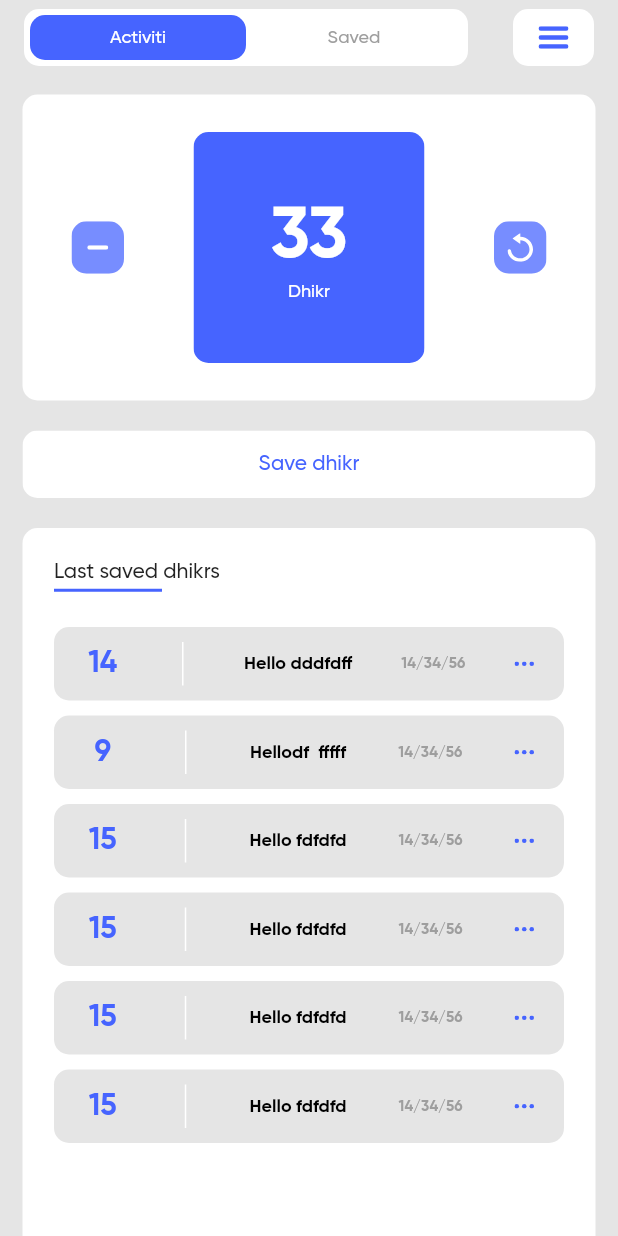
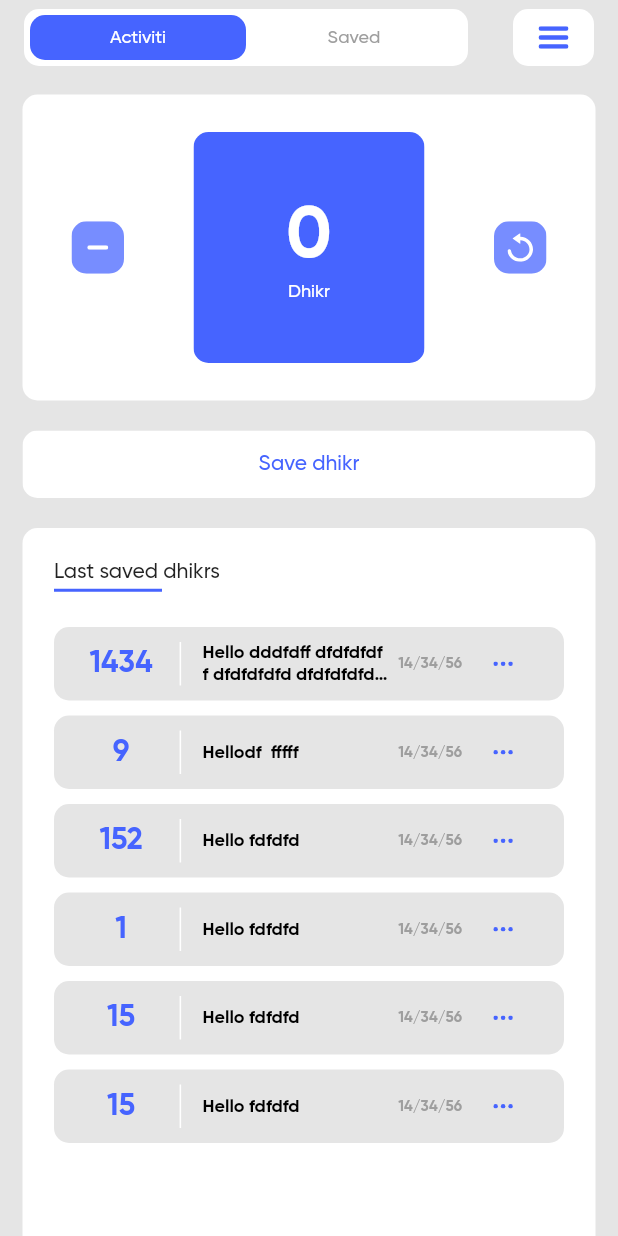
Before and after one commit to evgeniyburovik/tasbeeh, a Flutter app: the screen it shows after launch, on a phone screen of 412 x 824 dp. Run offline on Flutter 3.47's test engine with Material 2 defaults, Android fonts, the phone set to English and light mode, and no system bars; our stand-ins replace flutter_svg, sizer.

Commit message:
Count functions

```diff
--- a/lib/main.dart
+++ b/lib/main.dart
@@ -1,4 +1,5 @@
 import 'package:flutter/material.dart';
+import 'package:sizer/sizer.dart';
 import 'pages/home_page.dart';
 
 void main() {
@@ -10,6 +11,7 @@ class MyApp extends StatelessWidget {
 
   @override
   Widget build(BuildContext context) {
+    return Sizer(builder: (context, orientation, deviceType) {
       return MaterialApp(
         debugShowCheckedModeBanner: false,
         title: 'Tasbeeh',
@@ -18,5 +20,6 @@ class MyApp extends StatelessWidget {
         ),
         home: const HomePage(),
       );
+    });
   }
 }
--- a/lib/pages/home_page.dart
+++ b/lib/pages/home_page.dart
@@ -9,6 +9,29 @@ class HomePage extends StatefulWidget {
 }
 
 class _HomePageState extends State<HomePage> {
+  int counter = 0;
+
+  void increment() {
+    setState(() {
+      counter++;
+      print(counter);
+    });
+  }
+
+  void decrement() {
+    if (counter > 0) {
+      setState(() {
+        counter--;
+      });
+    }
+  }
+
+  void reset() {
+    setState(() {
+      counter = 0;
+    });
+  }
+
   @override
   Widget build(BuildContext context) {
     return Scaffold(
@@ -21,12 +44,17 @@ class _HomePageState extends State<HomePage> {
           child: Column(
             children: [
               // Dhikr панель
-              const DhikrPanel(),
+              DhikrPanel(
+                text: counter.toString(),
+                onTapIncrement: increment,
+                onTapReset: reset,
+                nTapDecrement: decrement,
+              ),
               const SizedBox(height: 20),
               // Кнопка сохранения dhikr
-              const CustomBotton(
+              CustomBotton(
                 color: whiteColor,
-                body: Text(
+                body: const Text(
                   'Save dhikr',
                   style: TextStyle(
                     color: deepBlueButtonColor,
@@ -34,6 +62,7 @@ class _HomePageState extends State<HomePage> {
                   ),
                 ),
                 height: 45,
+                onTap: () {},
               ),
               const SizedBox(height: 20),
               // список сохраненных dhikr
@@ -65,19 +94,20 @@ class _HomePageState extends State<HomePage> {
                           child: ListView(
                             children: [
                               DhikrTile(
-                                  sumDhikr: '14',
-                                  nameDhikr: 'Hello dddfdff',
+                                  sumDhikr: '1434',
+                                  nameDhikr:
+                                      'Hello dddfdff dfdfdfdf f dfdfdfdfd dfdfdfdfdf  dfdfdfd',
                                   dateDhikr: '14/34/56'),
                               DhikrTile(
                                   sumDhikr: '9',
                                   nameDhikr: 'Hellodf  fffff',
                                   dateDhikr: '14/34/56'),
                               DhikrTile(
-                                  sumDhikr: '15',
+                                  sumDhikr: '152',
                                   nameDhikr: 'Hello fdfdfd',
                                   dateDhikr: '14/34/56'),
                               DhikrTile(
-                                  sumDhikr: '15',
+                                  sumDhikr: '1',
                                   nameDhikr: 'Hello fdfdfd',
                                   dateDhikr: '14/34/56'),
                               DhikrTile(
--- a/lib/widgets/custom_appbar.dart
+++ b/lib/widgets/custom_appbar.dart
@@ -21,7 +21,7 @@ class CostomAppBar extends StatelessWidget implements PreferredSizeWidget {
               ),
               padding: const EdgeInsets.all(4),
               height: 38,
-              child: const Row(
+              child: Row(
                 children: [
                   // Кнопки навигации
                   Expanded(
@@ -34,6 +34,7 @@ class CostomAppBar extends StatelessWidget implements PreferredSizeWidget {
                           fontSize: 12,
                         ),
                       ),
+                      onTap: () {},
                     ),
                   ),
                   Expanded(
@@ -46,6 +47,7 @@ class CostomAppBar extends StatelessWidget implements PreferredSizeWidget {
                           fontSize: 12,
                         ),
                       ),
+                      onTap: () {},
                     ),
                   ),
                 ],
@@ -58,6 +60,7 @@ class CostomAppBar extends StatelessWidget implements PreferredSizeWidget {
             width: 54,
             height: 38,
             body: SvgPicture.asset('assets/icon/burger_menu.svg'),
+            onTap: () {},
           )
         ],
       ),
--- a/lib/widgets/custom_botton.dart
+++ b/lib/widgets/custom_botton.dart
@@ -5,6 +5,7 @@ class CustomBotton extends StatelessWidget {
   final double? width;
   final Color color;
   final Widget body;
+  final void Function()? onTap;
 
   const CustomBotton({
     super.key,
@@ -12,6 +13,7 @@ class CustomBotton extends StatelessWidget {
     this.height,
     required this.color,
     required this.body,
+    required this.onTap,
   });
 
   @override
@@ -21,7 +23,7 @@ class CustomBotton extends StatelessWidget {
       child: Material(
         color: color,
         child: InkWell(
-          onTap: () {},
+          onTap: onTap,
           child: Container(
             alignment: Alignment.center,
             height: height,
--- a/lib/widgets/dhikr_panel.dart
+++ b/lib/widgets/dhikr_panel.dart
@@ -1,10 +1,18 @@
 import 'package:flutter/material.dart';
-
 import 'widgets.dart';
 
 class DhikrPanel extends StatelessWidget {
+  final String text;
+  final void Function()? onTapIncrement;
+  final void Function()? onTapReset;
+  final void Function()? nTapDecrement;
+
   const DhikrPanel({
     super.key,
+    required this.text,
+    required this.onTapIncrement,
+    required this.onTapReset,
+    required this.nTapDecrement,
   });
 
   @override
@@ -22,10 +30,11 @@ class DhikrPanel extends StatelessWidget {
             height: 35,
             width: 35,
             body: SvgPicture.asset('assets/icon/decrement.svg'),
+            onTap: nTapDecrement,
           ),
           const SizedBox(width: 31),
           // Количество dhikl
-          const CustomBotton(
+          CustomBotton(
             color: deepBlueButtonColor,
             width: 154,
             height: 154,
@@ -33,7 +42,7 @@ class DhikrPanel extends StatelessWidget {
               mainAxisAlignment: MainAxisAlignment.center,
               children: [
                 Text(
-                  '33',
+                  text,
                   style: TextStyle(
                     color: whiteColor,
                     fontSize: 48,
@@ -49,6 +58,7 @@ class DhikrPanel extends StatelessWidget {
                 ),
               ],
             ),
+            onTap: onTapIncrement,
           ),
           const SizedBox(width: 31),
           // Кнопка инкремента
@@ -57,6 +67,7 @@ class DhikrPanel extends StatelessWidget {
             height: 35,
             width: 35,
             body: SvgPicture.asset('assets/icon/increment.svg'),
+            onTap: onTapReset,
           ),
         ],
       ),
--- a/lib/widgets/dhikrtile.dart
+++ b/lib/widgets/dhikrtile.dart
@@ -1,6 +1,6 @@
 import 'package:flutter/material.dart';
-import 'package:flutter_svg/flutter_svg.dart';
-import 'package:tasbeeh/widgets/constants.dart';
+import 'package:sizer/sizer.dart';
+import 'package:tasbeeh/widgets/widgets.dart';
 
 class DhikrTile extends StatelessWidget {
   final String sumDhikr;
@@ -27,8 +27,8 @@ class DhikrTile extends StatelessWidget {
       child: Row(
         mainAxisAlignment: MainAxisAlignment.spaceBetween,
         children: [
-          Container(
-            width: 25,
+          SizedBox(
+            width: 12.w,
             child: Center(
               child: Text(
                 sumDhikr,
@@ -46,12 +46,17 @@ class DhikrTile extends StatelessWidget {
             endIndent: 10,
             color: whiteColor,
           ),
-          Text(
-            nameDhikr,
-            style: TextStyle(
-              color: Colors.black,
-              fontSize: 12,
-              fontWeight: FontWeight.bold,
+          SizedBox(
+            width: 30.w,
+            child: Text(
+              nameDhikr,
+              maxLines: 2,
+              overflow: TextOverflow.ellipsis,
+              style: TextStyle(
+                color: Colors.black,
+                fontSize: 12,
+                fontWeight: FontWeight.bold,
+              ),
             ),
           ),
           Text(
@@ -62,7 +67,12 @@ class DhikrTile extends StatelessWidget {
               fontWeight: FontWeight.bold,
             ),
           ),
-          SvgPicture.asset('assets/icon/more.svg'),
+          CustomBotton(
+            width: 10.w,
+            color: Colors.transparent,
+            body: SvgPicture.asset('assets/icon/more.svg'),
+            onTap: () {},
+          )
         ],
       ),
     );
--- a/pubspec.yaml
+++ b/pubspec.yaml
@@ -36,6 +36,7 @@ dependencies:
   # Use with the CupertinoIcons class for iOS style icons.
   cupertino_icons: ^1.0.2
   flutter_svg: ^2.0.6
+  sizer: ^2.0.15
 
 dev_dependencies:
   flutter_test:
```
Also changed, not shown: pubspec.lock. Lines whose indentation alone changed are shown as unchanged.
